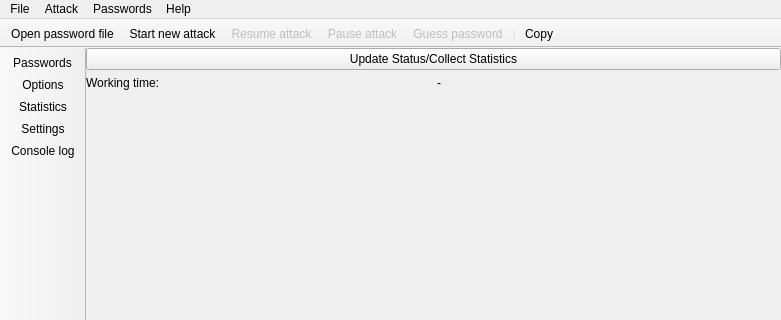
The window that forms/mainwindow.ui (openwall/johnny) describes before a commit, drawn with Qt 5; both pictures show x 0 to 781 and y 0 to 320 of the 781 by 640 pixel window.
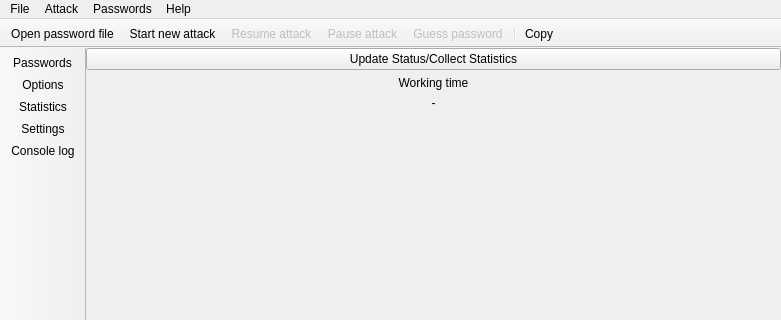
The same window after the commit. The open tabs and pages were chosen to show the change. Icons and pictures are not drawn. Custom widgets are drawn as their Qt base class.

The edit to the form file:
```diff
--- a/forms/mainwindow.ui
+++ b/forms/mainwindow.ui
@@ -959,19 +959,25 @@
             </widget>
            </item>
            <item>
-            <layout class="QHBoxLayout" name="horizontalLayout_14">
+            <layout class="QVBoxLayout" name="verticalLayout_6">
              <item>
               <widget class="QLabel" name="label_13">
                <property name="text">
-                <string>Working time:</string>
+                <string>Working time</string>
+               </property>
+               <property name="alignment">
+                <set>Qt::AlignCenter</set>
                </property>
               </widget>
              </item>
              <item>
-              <widget class="QLabel" name="label_StatisticsWorkingTime">
+              <widget class="QLabel" name="labelStatisticsWorkingTime">
                <property name="text">
                 <string>-</string>
                </property>
+               <property name="alignment">
+                <set>Qt::AlignCenter</set>
+               </property>
               </widget>
              </item>
             </layout>
```
Left out of the diff: 2 changed lines with no effect on the pictures.
